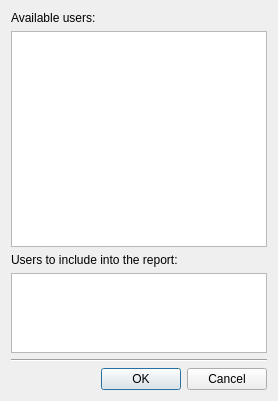
Qt form Src.QT/tt3-report-worksummary/SelectUsersDialog.ui (akapustiatyahoocouk/TimeTracker3) before a commit.
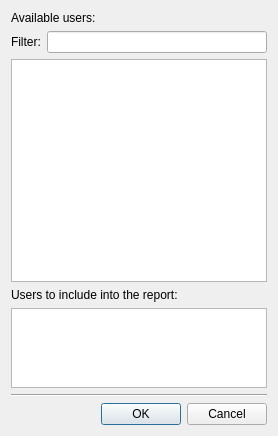
The same form after that commit. Icons and pictures are not drawn.

What changed in the file:
```diff
--- a/Src.QT/tt3-report-worksummary/SelectUsersDialog.ui
+++ b/Src.QT/tt3-report-worksummary/SelectUsersDialog.ui
@@ -7,7 +7,7 @@
     <x>0</x>
     <y>0</y>
     <width>278</width>
-    <height>401</height>
+    <height>436</height>
    </rect>
   </property>
   <property name="windowTitle">
@@ -18,7 +18,34 @@
     <normaloff>:/tt3-report-worksummary/Resources/Images/Actions/BrowseLarge.png</normaloff>:/tt3-report-worksummary/Resources/Images/Actions/BrowseLarge.png</iconset>
   </property>
   <layout class="QGridLayout" name="gridLayout">
-   <item row="3" column="0">
+   <item row="1" column="0">
+    <widget class="QLabel" name="filterLabel">
+     <property name="text">
+      <string>Filter:</string>
+     </property>
+    </widget>
+   </item>
+   <item row="1" column="1">
+    <widget class="QLineEdit" name="filterLineEdit"/>
+   </item>
+   <item row="2" column="0" colspan="2">
+    <widget class="QListWidget" name="allUsersListWidget"/>
+   </item>
+   <item row="0" column="0" colspan="2">
+    <widget class="QLabel" name="usersToIncludeLabel">
+     <property name="text">
+      <string>Available users:</string>
+     </property>
+    </widget>
+   </item>
+   <item row="3" column="0" colspan="2">
+    <widget class="QLabel" name="chosenUsersLabel">
+     <property name="text">
+      <string>Users to include into the report:</string>
+     </property>
+    </widget>
+   </item>
+   <item row="4" column="0" colspan="2">
     <widget class="QListWidget" name="chosenUsersListWidget">
      <property name="maximumSize">
       <size>
@@ -28,24 +55,7 @@
      </property>
     </widget>
    </item>
-   <item row="2" column="0">
-    <widget class="QLabel" name="chosenUsersLabel">
-     <property name="text">
-      <string>Users to include into the report:</string>
-     </property>
-    </widget>
-   </item>
-   <item row="1" column="0">
-    <widget class="QListWidget" name="allUsersListWidget"/>
-   </item>
-   <item row="0" column="0">
-    <widget class="QLabel" name="usersToIncludeLabel">
-     <property name="text">
-      <string>Available users:</string>
-     </property>
-    </widget>
-   </item>
-   <item row="5" column="0">
+   <item row="6" column="0" colspan="2">
     <widget class="QDialogButtonBox" name="buttonBox">
      <property name="orientation">
       <enum>Qt::Orientation::Horizontal</enum>
@@ -55,7 +65,7 @@
      </property>
     </widget>
    </item>
-   <item row="4" column="0">
+   <item row="5" column="0" colspan="2">
     <widget class="Line" name="line">
      <property name="orientation">
       <enum>Qt::Orientation::Horizontal</enum>
```
Left out of the diff: 60 changed lines with no effect on the pictures.
